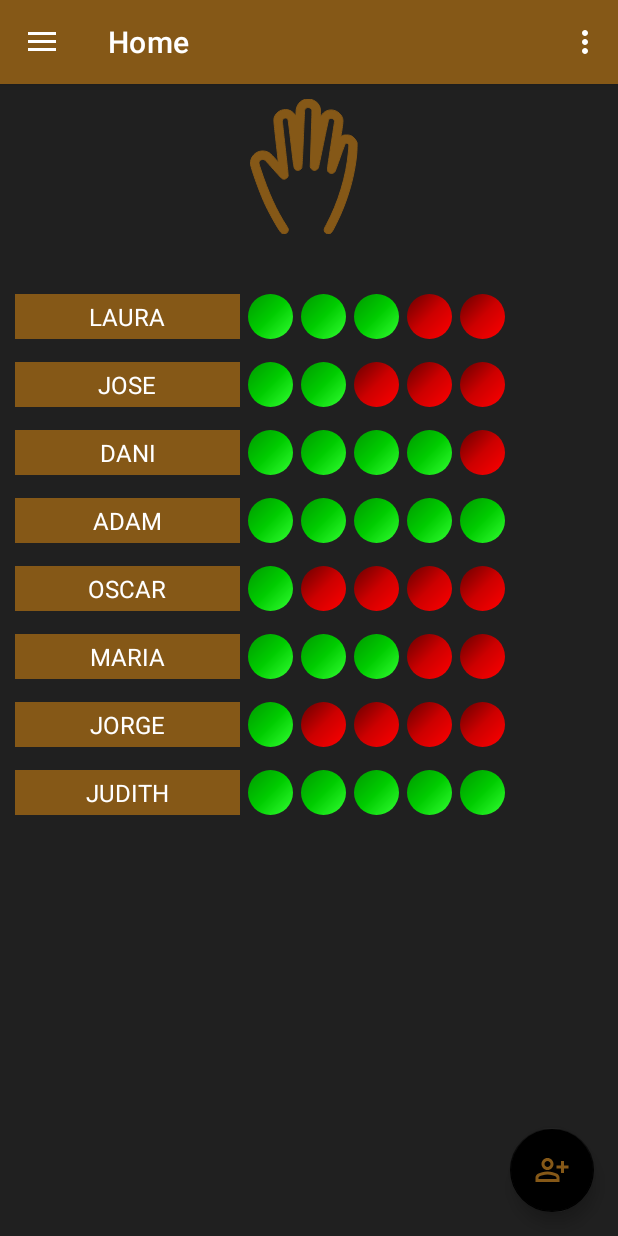
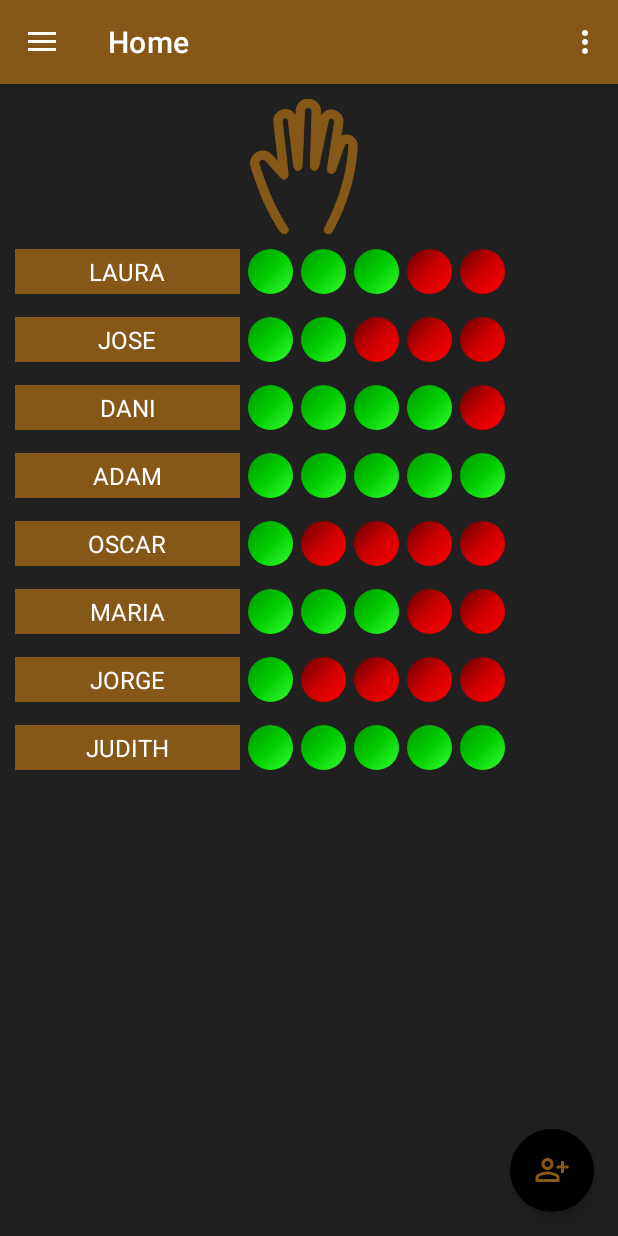
Before and after one commit to danicm7/FingerMasterGame, an Android app: the screen it shows after launch (navigationDrawerMenu), on a phone screen of 412 x 824 dp. Run offline under Robolectric (Android 15) with nearby library versions, the phone set to English and light mode, and no system bars; our stand-ins replace navigation-ui.

Commit message:
change visuals

```diff
--- a/app/src/main/res/layout/fragment_home.xml
+++ b/app/src/main/res/layout/fragment_home.xml
@@ -14,6 +14,7 @@
     android:layout_width="@dimen/home_fragment_imageView_size"
     android:layout_height="@dimen/home_fragment_imageView_size"
     android:layout_marginTop="@dimen/size.10"
+    android:layout_marginBottom="@dimen/size.10"
     app:layout_constraintLeft_toLeftOf="parent"
     app:layout_constraintRight_toRightOf="parent"
     android:id="@+id/fragment_home_top_icon_imageview"
@@ -23,7 +24,6 @@
     android:layout_width="match_parent"
     android:layout_height="wrap_content"
     android:id="@+id/fragment_home_recyclerview"
-    android:paddingTop="@dimen/size.30"
     app:layout_constraintTop_toBottomOf="@id/fragment_home_top_icon_imageview"
     app:layout_constraintLeft_toLeftOf="parent"
     app:layout_constraintRight_toRightOf="parent"
```
